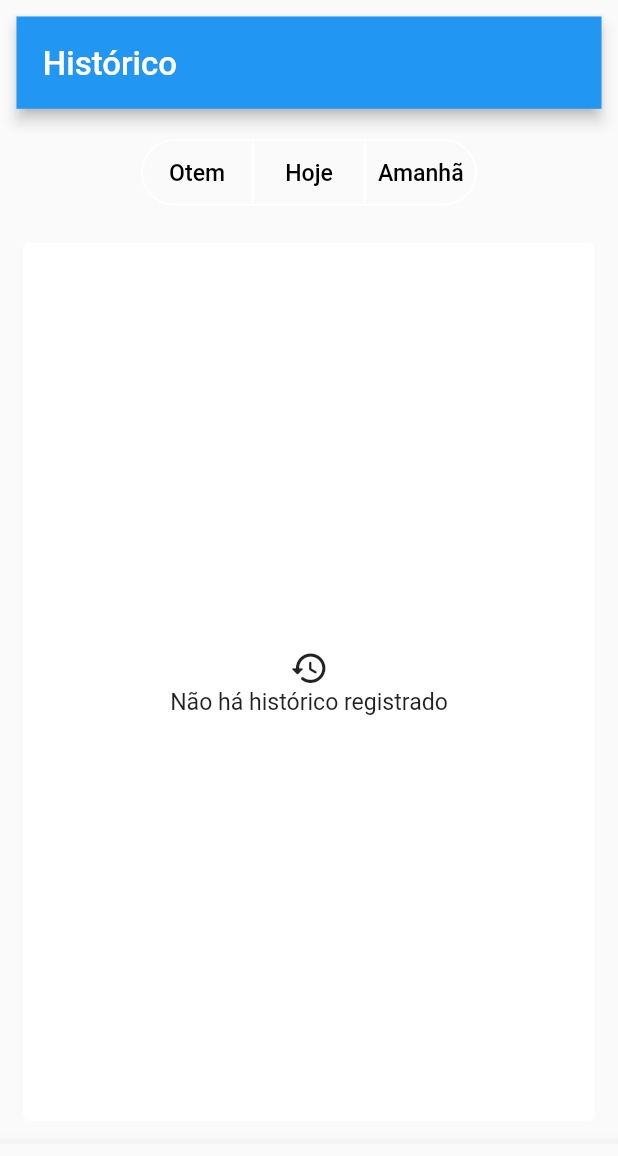
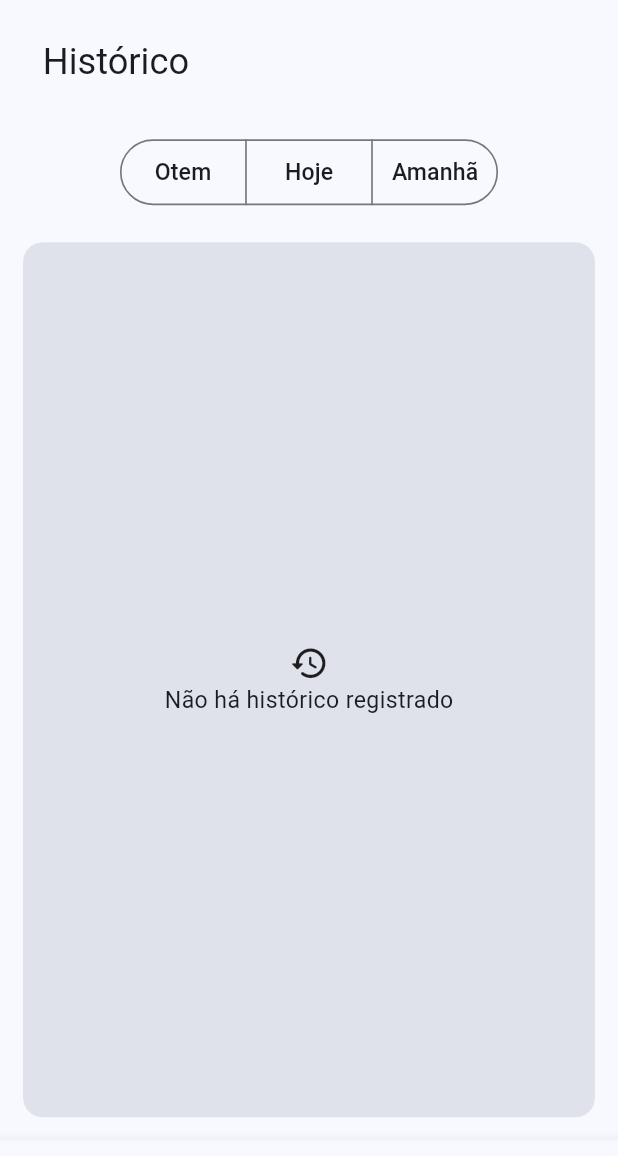
Before and after one commit to LuanRoger/CouponTake, a Flutter app: the screen it shows after launch, on a phone screen of 412 x 824 dp. Shown: the top 1156 px of the screen. Run offline on Flutter 3.47's test engine with Material 2 defaults, Android fonts, the phone set to English and light mode, and no system bars; our stand-ins replace dio, flutter_hooks, freezed_annotation, hooks_riverpod, responsive_framework, shared_preferences.

Commit message:
feat(theme): implement theme changing

```diff
--- a/lib/main.dart
+++ b/lib/main.dart
@@ -39,8 +39,9 @@ class MainApp extends HookConsumerWidget {
                   ResponsiveBreakpoint.resize(1200,
                       name: ResponsiveBreakpointsName.desktopBreakpoint)
                 ]),
-        theme: AppThemeData.getBrightness(
-            AppBrightness.values[themePreferences.brightness]),
+        theme: AppThemeData.getAppTheme(
+            AppBrightness.values[themePreferences.brightness],
+            themePreferences.colorIndex),
         initialRoute: AppRoutes.homePage,
         onGenerateRoute: RouteDriver.drive);
   }
--- a/lib/providers/interfaces/theme_preferences_state.dart
+++ b/lib/providers/interfaces/theme_preferences_state.dart
@@ -7,6 +7,10 @@ class ThemePreferencesState extends StateNotifier<ThemePreferences> {
       : super(themePreferences ??
             const ThemePreferences(brightness: 0, colorIndex: 0));
 
+  AppBrightness get brightness =>
+      state.brightness == 0 ? AppBrightness.LIGHT : AppBrightness.DARK;
+  int get colorIndex => state.colorIndex;
+
   void changeBrightness(AppBrightness brightness) {
     state = state.copyWith(brightness: brightness.index);
   }
--- a/lib/providers/providers.dart
+++ b/lib/providers/providers.dart
@@ -27,8 +27,10 @@ final themePreferencesProvider =
   final preferences = ref.watch(preferencesProvider
       .select((value) => value.preferences.themePreferences));
 
-  return ThemePreferencesState(ThemePreferences(
-      brightness: preferences.brightness, colorIndex: preferences.colorIndex));
+  return ThemePreferencesState(
+    ThemePreferences(
+        brightness: preferences.brightness, colorIndex: preferences.colorIndex),
+  );
 });
 
 final fetchUserInfoProvider = FutureProvider<UserInfo>((ref) async {
--- a/lib/shared/preferences/global_preferences.dart
+++ b/lib/shared/preferences/global_preferences.dart
@@ -54,7 +54,7 @@ class GlobalPreferences extends ChangeNotifier {
     preferences.themePreferences =
         preferences.themePreferences.copyWith(colorIndex: colorIndexAsserted);
     _preferencesHolder.setInt(
-        PreferencesKeys.brightnessTheme, colorIndexAsserted);
+        PreferencesKeys.themeColor, colorIndexAsserted);
     notifyListeners();
   }
 
```
Also changed, not shown: lib/shared/widgets/color_preview.dart (added, +21 -0 lines).
